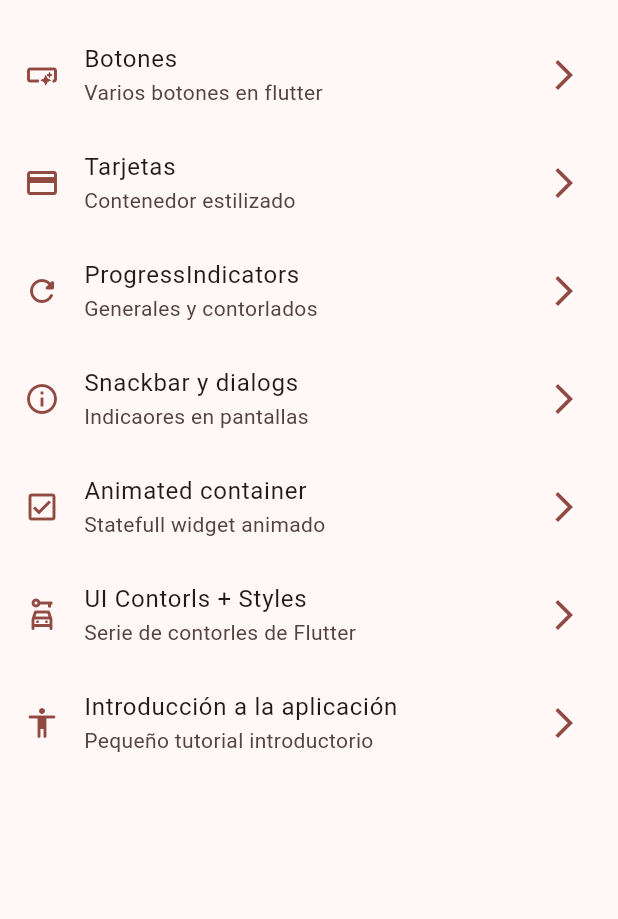
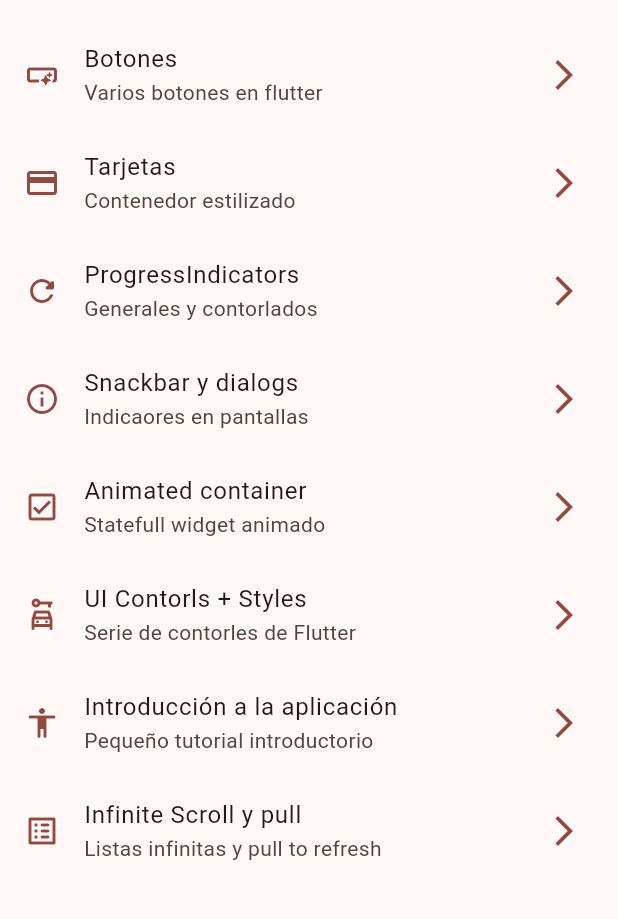
Before and after one commit to dalfonsop/flutter_4_app, a Flutter app: the screen it shows after launch, on a phone screen of 412 x 824 dp, the part 63-982 px from its top. Run offline on Flutter 3.47's test engine with Material 3 defaults, Android fonts, the phone set to English and light mode, and no system bars; our stand-ins replace animate_do, go_router.

Commit message:
add Infinite scroll

```diff
--- a/widgets_app/lib/config/menu/menu_items.dart
+++ b/widgets_app/lib/config/menu/menu_items.dart
@@ -57,4 +57,10 @@ const appMenuItems = <MenuItem>[
     link: '/tutorial',
     icon: Icons.accessibility_rounded,
   ),
+    MenuItem(
+    title: 'Infinite Scroll y pull',
+    subtitle: 'Listas infinitas y pull to refresh',
+    link: '/infinite',
+    icon: Icons.list_alt_rounded,
+  ),
 ];
--- a/widgets_app/lib/config/router/app_router.dart
+++ b/widgets_app/lib/config/router/app_router.dart
@@ -4,6 +4,7 @@ import 'package:widgets_app/presentation/screens/app_tutorial/app_tutorial_scree
 import 'package:widgets_app/presentation/screens/buttons/buttons_screen.dart';
 import 'package:widgets_app/presentation/screens/cards/cards_screen.dart';
 import 'package:widgets_app/presentation/screens/home/home_screen.dart';
+import 'package:widgets_app/presentation/screens/infinite_scroll/infinite_scroll_screen.dart';
 import 'package:widgets_app/presentation/screens/progress/progress_screen.dart';
 import 'package:widgets_app/presentation/screens/snackbar/snackbar_screen.dart';
 import 'package:widgets_app/presentation/screens/ui_controls/ui_controls_screen.dart';
@@ -51,5 +52,10 @@ final appRouter = GoRouter(
       name: AppTutorialScreen.name,
       builder: (context, state) => AppTutorialScreen(),
     ),
+        GoRoute(
+      path: '/infinite',
+      name: InfiniteScrollScreen.name,
+      builder: (context, state) => InfiniteScrollScreen(),
+    ),
   ],
 );
```
Also changed, not shown: widgets_app/lib/presentation/screens/infinite_scroll/infinite_scroll_screen.dart (+29 -2 lines).
